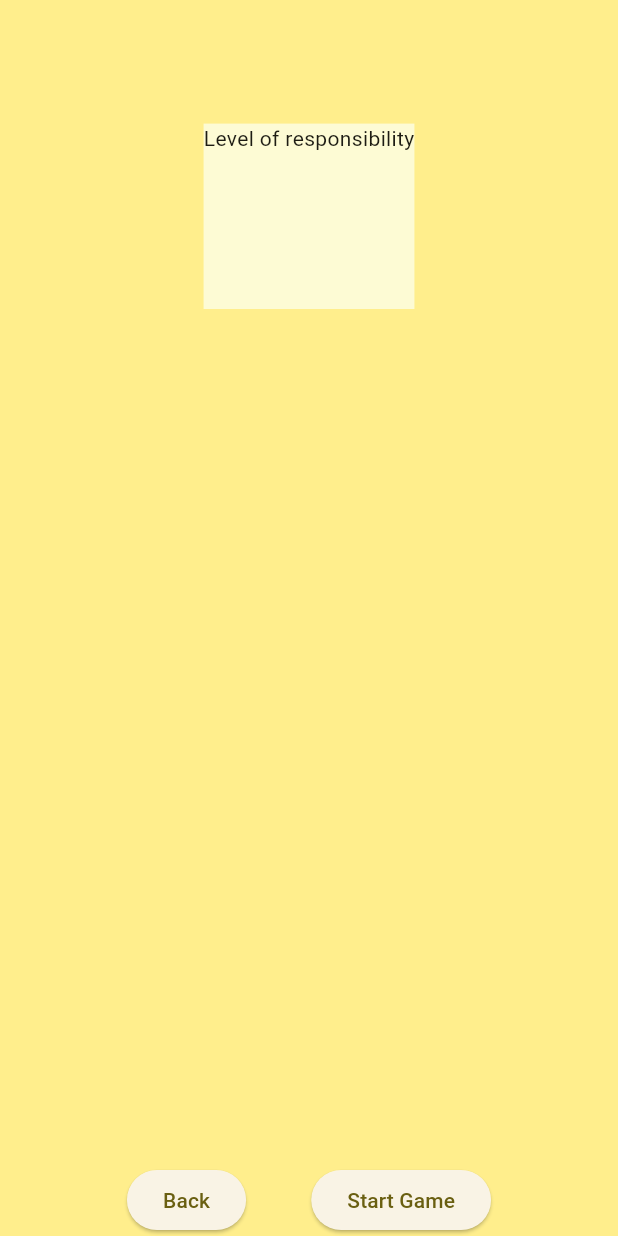
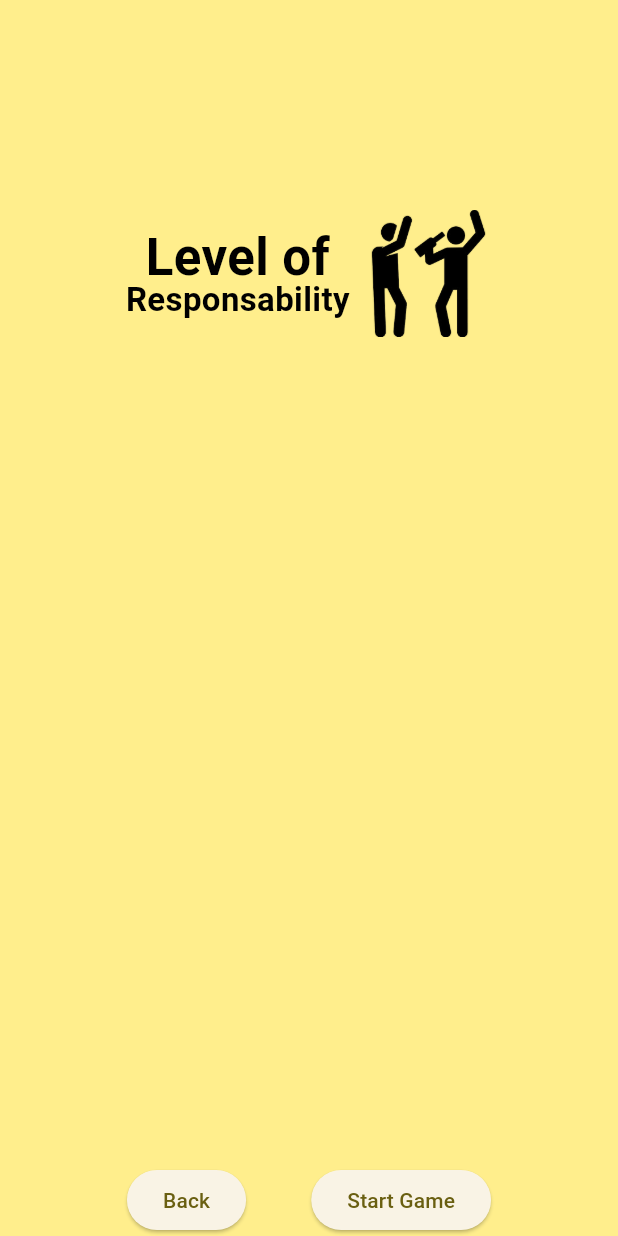
Before and after one commit to KaiBraun/real_world_interactive_system, a Flutter app: the AddPlayersView screen opened directly, after a tap on "Next", on a phone screen of 412 x 824 dp. Run offline on Flutter 3.47's test engine with Material 3 defaults, Android fonts, the light colour scheme and no system bars; drawn by our look-alikes of auto_size_text; Roboto replaces fonts that are missing (Lemon).

Commit message:
Design Changes in the logos

```diff
--- a/party_app/lib/ui/add_players_view.dart
+++ b/party_app/lib/ui/add_players_view.dart
@@ -23,32 +23,79 @@ class _AddPlayersViewState extends State<AddPlayersView> {
         color: Constants.primaryColor,
         height: Utils.getHeight(context),
         width: Utils.getWidth(context),
+        child: SingleChildScrollView(
           child: Align(
             alignment: Alignment.center,
             child: Container(
-            width: Utils.getWidth(context) * 0.8,
+              width: 300,
               child: Column(
                 children: [
                   SizedBox(height: Utils.getHeight(context) * 0.1),
                   Container(
-                  height: Utils.getHeight(context) * 0.15,
-                  color: Constants.accentColor2,
-                  child: Text("Insert the players"),
+                    height: 200,
+                    child: Column(
+                      mainAxisAlignment: MainAxisAlignment.center,
+                      children: [
+                        Row(
+                          mainAxisAlignment: MainAxisAlignment.center,  // Centers the row content
+                          crossAxisAlignment: CrossAxisAlignment.center, // Vertically aligns the content
+                          children: [
+                            Column(  // Wrap text inside a column to keep 'Insert the' and 'players' stacked vertically
+                              mainAxisSize: MainAxisSize.min, // Prevents the column from taking unnecessary height
+                              children: [
+                                Text(
+                                  'Insert the',
+                                  style: TextStyle(
+                                    fontSize: 34,
+                                    fontWeight: FontWeight.bold,
+                                    fontFamily: 'Lemon',
+                                    color: Colors.black,
+                                    height: 1,
                                   ),
-                Expanded(
-                  child: ListView.builder(
+                                ),
+                                Text(
+                                  'players',
+                                  style: TextStyle(
+                                    fontSize: 46,
+                                    fontWeight: FontWeight.bold,
+                                    fontFamily: 'Lemon',
+                                    color: Colors.black,
+                                    height: 1,
+                                  ),
+                                ),
+                              ],
+                            ),
+                            SizedBox(width: 10),
+                            Align(
+                              alignment: Alignment.center, // Default alignment (middle)
+                              child: Image.asset(
+                                'assets/images/insertplayers2.png',
+                                width: 85,
+                                height: 85,
+                              ),
+                            ),
+                          ],
+                        ),
+                      ],
+                    ),
+                  ),
+                  SizedBox(height: 20),
+                  ListView.builder(
+                    shrinkWrap: true,
+                    physics: NeverScrollableScrollPhysics(),
                     itemCount: widget.currentPlayers.length,
                     itemBuilder: (BuildContext context, int index) {
                       if (index == 0) {
                         return Container();
                       }
                       return buildPlayerCard(widget.currentPlayers[index]);
-                      }),
+                    },
                   ),
                   buildAddPlayerButton(),
                   SizedBox(height: Utils.getHeight(context) * 0.1),
-                buildNextButton()
+                  buildNextButton(),
                 ],
+              ),
             ),
           ),
         ),
@@ -57,73 +104,79 @@ class _AddPlayersViewState extends State<AddPlayersView> {
   }
 
   Widget buildPlayerCard(Player player) {
-    //Player testPlayer =  Player(name: "Test", driver: false);
     return Column(
       children: [
         Row(
           children: [
             Container(
-              width: 100,
-              height: 100,
-              decoration: BoxDecoration(
-                shape: BoxShape.circle,
-              ),
+              width: 50,
+              height: 50,
+              decoration: BoxDecoration(shape: BoxShape.circle),
               child: Icon(
-                Icons.person, // Replace with your desired icon
-                color: Colors.white, // Icon color
-                size: 50, // Icon size
+                Icons.person,
+                color: Colors.white,
+                size: 30,
               ),
             ),
-            Text(player.name)
+            Text(player.name),
           ],
         ),
         Row(
           children: [
             ElevatedButton(
-                onPressed: () => {}, child: AutoSizeText("Designated Driver")),
+              onPressed: () => {},
+              child: AutoSizeText("Designated Driver"),
+            ),
             ElevatedButton(
-                onPressed: () => {}, child: AutoSizeText("Normal Player"))
+              onPressed: () => {},
+              child: AutoSizeText("Normal Player"),
+            ),
           ],
         ),
         Divider(
           color: Colors.black,
           thickness: 2,
-          //height: 0,
         )
       ],
     );
   }
 
   Widget buildAddPlayerButton() {
-    return Row(children: [
+    return Row(
+      children: [
         Expanded(
           child: TextField(
             controller: addPlayerController,
           ),
         ),
         IconButton(
-          onPressed: () => {
-                if (addPlayerController.text.isNotEmpty)
-                  {
+          onPressed: () {
+            if (addPlayerController.text.isNotEmpty) {
               setState(() {
                 widget.currentPlayers
                     .add(Player(name: addPlayerController.text));
-                    })
+              });
             }
           },
-          icon: Icon(Icons.add))
-    ]);
+          icon: Icon(Icons.add),
+        )
+      ],
+    );
   }
 
   Widget buildNextButton() {
     return ElevatedButton(
-        onPressed: () => {
+      onPressed: () {
         Navigator.push(
           context,
           MaterialPageRoute(
             builder: (context) => SelectDrinkingLevelView(
-                          currentPlayers: widget.currentPlayers)))
+              currentPlayers: widget.currentPlayers,
+            ),
+          ),
+        );
       },
-        child: AutoSizeText("Next"));
+      child: AutoSizeText("Next"),
+    );
   }
 }
--- a/party_app/lib/ui/select_drinking_level_view.dart
+++ b/party_app/lib/ui/select_drinking_level_view.dart
@@ -32,9 +32,52 @@ class _SelectDrinkingLevelState extends State<SelectDrinkingLevelView> {
               children: [
                 SizedBox(height: Utils.getHeight(context) * 0.1),
                 Container(
-                  height: Utils.getHeight(context) * 0.15,
-                  color: Constants.accentColor2,
-                  child: Text("Level of responsibility"),
+                  height: 200,
+                  child: Column(
+                    mainAxisAlignment: MainAxisAlignment.center,
+                    children: [
+                      Row(
+                        mainAxisAlignment: MainAxisAlignment.center,  // Centers the row content
+                        crossAxisAlignment: CrossAxisAlignment.center, // Vertically aligns the content
+                        children: [
+                          Column(  // Wrap text inside a column to keep 'Insert the' and 'players' stacked vertically
+                            mainAxisSize: MainAxisSize.min, // Prevents the column from taking unnecessary height
+                            children: [
+                              Text(
+                                'Level of',
+                                style: TextStyle(
+                                  fontSize: 34,
+                                  fontWeight: FontWeight.bold,
+                                  fontFamily: 'Lemon',
+                                  color: Colors.black,
+                                  height: 1,
+                                ),
+                              ),
+                              Text(
+                                'Responsability',
+                                style: TextStyle(
+                                  fontSize: 22,
+                                  fontWeight: FontWeight.bold,
+                                  fontFamily: 'Lemon',
+                                  color: Colors.black,
+                                  height: 1,
+                                ),
+                              ),
+                            ],
+                          ),
+                          SizedBox(width: 10),
+                          Align(
+                            alignment: Alignment.center, // Default alignment (middle)
+                            child: Image.asset(
+                              'assets/images/insertplayers2.png',
+                              width: 85,
+                              height: 85,
+                            ),
+                          ),
+                        ],
+                      ),
+                    ],
+                  ),
                 ),
                 Expanded(
                     child: ListView.builder(
--- a/party_app/pubspec.yaml
+++ b/party_app/pubspec.yaml
@@ -80,6 +80,9 @@ flutter:
     - family : SofadiOne
       fonts:
          - asset: assets/SofadiOne-Regular.ttf
+    - family : Lemon
+      fonts:
+        - asset: assets/Lemon-Regular.ttf
 
 
   #       - asset: fonts/Schyler-Italic.ttf
```
Also changed, not shown: party_app/assets/Lemon-Regular.ttf (added), party_app/assets/images/insertplayers2.png (added). Lines whose indentation alone changed are shown as unchanged.
